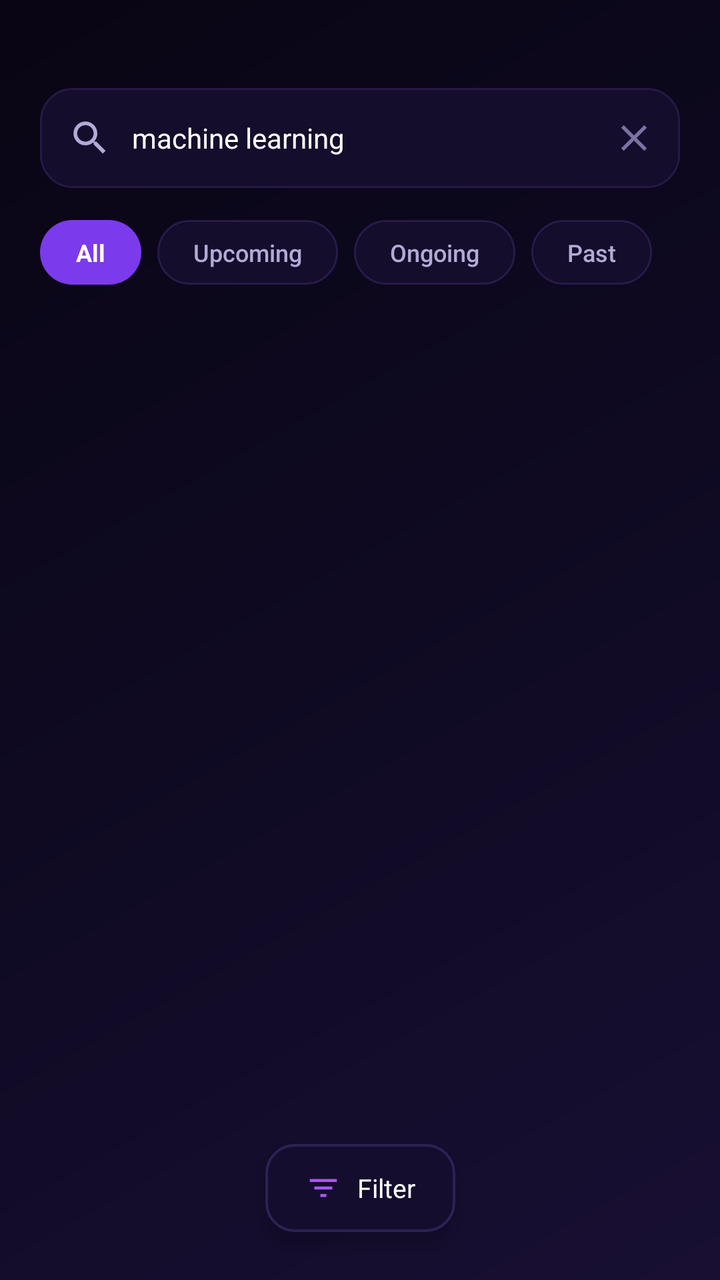
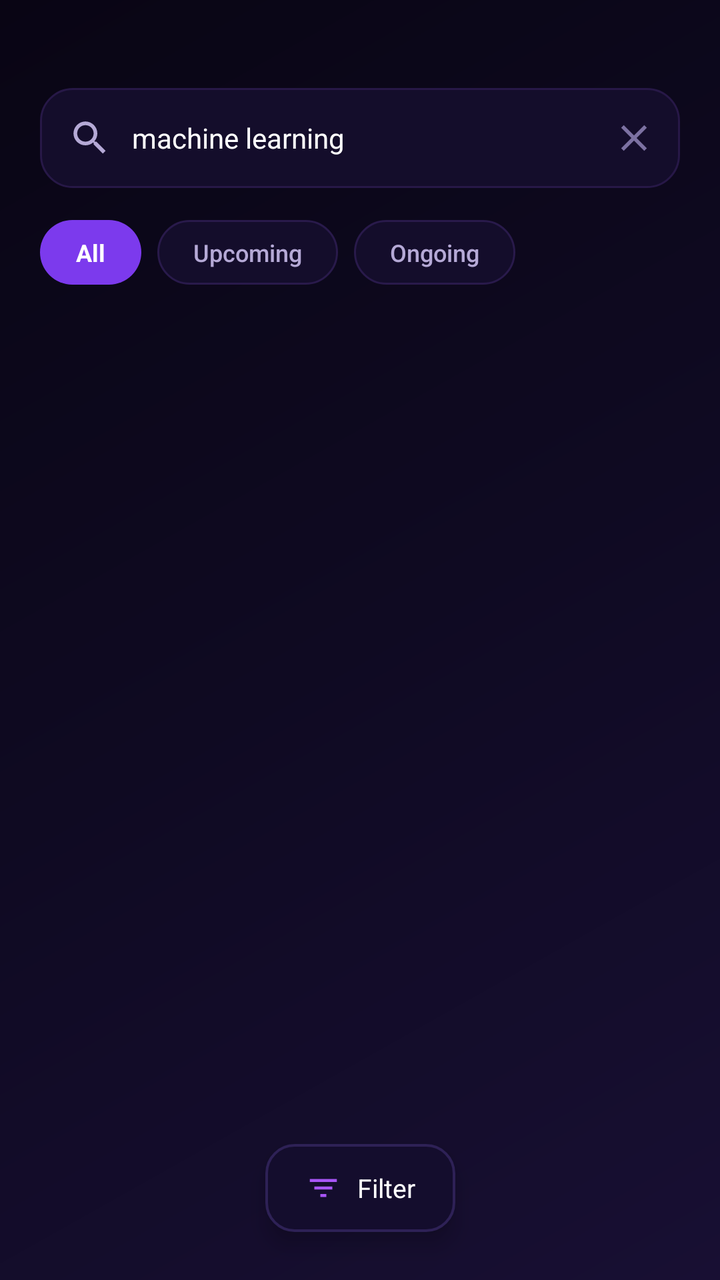

Two renders of the same Android screen: before a commit and after it. Below are the layout's source before the change and the commit's diff.
<!-- AndroidManifest.xml: application theme Theme.PaperPath -->
<!-- res/layout/activity_search.xml -->
<?xml version="1.0" encoding="utf-8"?>
<androidx.constraintlayout.widget.ConstraintLayout xmlns:android="http://schemas.android.com/apk/res/android"
    xmlns:app="http://schemas.android.com/apk/res-auto"
    xmlns:tools="http://schemas.android.com/tools"
    android:id="@+id/searchRoot"
    android:layout_width="match_parent"
    android:layout_height="match_parent"
    android:background="@drawable/bg_dark_gradient">

    
    <LinearLayout
        android:id="@+id/layoutSearchHeader"
        android:layout_width="match_parent"
        android:layout_height="wrap_content"
        android:orientation="vertical"
        android:paddingStart="20dp"
        android:paddingTop="44dp"
        android:paddingEnd="20dp"
        android:paddingBottom="12dp"
        app:layout_constraintEnd_toEndOf="parent"
        app:layout_constraintStart_toStartOf="parent"
        app:layout_constraintTop_toTopOf="parent">

        
        <LinearLayout
            android:layout_width="match_parent"
            android:layout_height="50dp"
            android:background="@drawable/bg_search_bar"
            android:gravity="center_vertical"
            android:orientation="horizontal"
            android:paddingStart="14dp"
            android:paddingEnd="12dp">

            <ImageView
                android:id="@+id/btnSearchBack"
                android:layout_width="22dp"
                android:layout_height="22dp"
                android:contentDescription="@string/cd_back"
                android:src="@drawable/ic_search"
                app:tint="@color/text_secondary" />

            <EditText
                android:id="@+id/etSearchQuery"
                android:layout_width="0dp"
                android:layout_height="match_parent"
                android:layout_marginStart="10dp"
                android:layout_weight="1"
                android:background="@null"
                android:hint="@string/search_conferences_hint"
                android:imeOptions="actionSearch"
                android:inputType="text"
                android:text="machine learning"
                android:textColor="@color/text_white"
                android:textColorHint="@color/text_hint"
                android:textSize="14sp" />

            <ImageView
                android:id="@+id/btnClearSearch"
                android:layout_width="22dp"
                android:layout_height="22dp"
                android:background="?attr/selectableItemBackgroundBorderless"
                android:contentDescription="Clear"
                android:src="@drawable/ic_close"
                app:tint="@color/text_muted" />
        </LinearLayout>

        
        <HorizontalScrollView
            android:layout_width="match_parent"
            android:layout_height="wrap_content"
            android:layout_marginTop="16dp"
            android:scrollbars="none">

            <LinearLayout
                android:layout_width="wrap_content"
                android:layout_height="wrap_content"
                android:orientation="horizontal">

                <TextView
                    android:id="@+id/tabAll"
                    android:layout_width="wrap_content"
                    android:layout_height="wrap_content"
                    android:background="@drawable/bg_tab_pill_active"
                    android:clickable="true"
                    android:focusable="true"
                    android:fontFamily="sans-serif-bold"
                    android:paddingStart="18dp"
                    android:paddingTop="8dp"
                    android:paddingEnd="18dp"
                    android:paddingBottom="8dp"
                    android:text="@string/cat_all"
                    android:textColor="@color/text_white"
                    android:textSize="12sp"
                    android:textStyle="bold" />

                <TextView
                    android:id="@+id/tabUpcoming"
                    android:layout_width="wrap_content"
                    android:layout_height="wrap_content"
                    android:layout_marginStart="8dp"
                    android:background="@drawable/bg_tab_pill_inactive"
                    android:clickable="true"
                    android:focusable="true"
                    android:fontFamily="sans-serif-medium"
                    android:paddingStart="18dp"
                    android:paddingTop="8dp"
                    android:paddingEnd="18dp"
                    android:paddingBottom="8dp"
                    android:text="@string/tab_upcoming"
                    android:textColor="@color/text_secondary"
                    android:textSize="12sp" />

                <TextView
                    android:id="@+id/tabOngoing"
                    android:layout_width="wrap_content"
                    android:layout_height="wrap_content"
                    android:layout_marginStart="8dp"
                    android:background="@drawable/bg_tab_pill_inactive"
                    android:clickable="true"
                    android:focusable="true"
                    android:fontFamily="sans-serif-medium"
                    android:paddingStart="18dp"
                    android:paddingTop="8dp"
                    android:paddingEnd="18dp"
                    android:paddingBottom="8dp"
                    android:text="@string/tab_ongoing"
                    android:textColor="@color/text_secondary"
                    android:textSize="12sp" />

                <TextView
                    android:id="@+id/tabPast"
                    android:layout_width="wrap_content"
                    android:layout_height="wrap_content"
                    android:layout_marginStart="8dp"
                    android:background="@drawable/bg_tab_pill_inactive"
                    android:clickable="true"
                    android:focusable="true"
                    android:fontFamily="sans-serif-medium"
                    android:paddingStart="18dp"
                    android:paddingTop="8dp"
                    android:paddingEnd="18dp"
                    android:paddingBottom="8dp"
                    android:text="@string/tab_past"
                    android:textColor="@color/text_secondary"
                    android:textSize="12sp" />

            </LinearLayout>
        </HorizontalScrollView>

    </LinearLayout>

    
    <androidx.recyclerview.widget.RecyclerView
        android:id="@+id/rvSearchResults"
        android:layout_width="match_parent"
        android:layout_height="0dp"
        android:clipToPadding="false"
        android:paddingStart="20dp"
        android:paddingTop="6dp"
        android:paddingEnd="20dp"
        android:paddingBottom="80dp"
        app:layout_constraintBottom_toBottomOf="parent"
        app:layout_constraintTop_toBottomOf="@+id/layoutSearchHeader"
        tools:listitem="@layout/item_search_conference" />

    
    <LinearLayout
        android:id="@+id/btnFloatingFilter"
        android:layout_width="wrap_content"
        android:layout_height="44dp"
        android:layout_marginBottom="24dp"
        android:background="@drawable/bg_btn_google"
        android:clickable="true"
        android:elevation="6dp"
        android:focusable="true"
        android:gravity="center"
        android:orientation="horizontal"
        android:paddingStart="20dp"
        android:paddingEnd="20dp"
        app:layout_constraintBottom_toBottomOf="parent"
        app:layout_constraintEnd_toEndOf="parent"
        app:layout_constraintStart_toStartOf="parent">

        <ImageView
            android:layout_width="18dp"
            android:layout_height="18dp"
            android:contentDescription="@string/cd_filter"
            android:src="@drawable/ic_filter"
            app:tint="@color/gradient_purple_start" />

        <TextView
            android:layout_width="wrap_content"
            android:layout_height="wrap_content"
            android:layout_marginStart="8dp"
            android:fontFamily="sans-serif-bold"
            android:text="@string/filter_action"
            android:textColor="@color/text_white"
            android:textSize="13sp" />
    </LinearLayout>

</androidx.constraintlayout.widget.ConstraintLayout>
<!-- res/layout/item_search_conference.xml (included above) -->
<?xml version="1.0" encoding="utf-8"?>
<com.google.android.material.card.MaterialCardView xmlns:android="http://schemas.android.com/apk/res/android"
    xmlns:app="http://schemas.android.com/apk/res-auto"
    xmlns:tools="http://schemas.android.com/tools"
    android:id="@+id/cardSearchItem"
    android:layout_width="match_parent"
    android:layout_height="wrap_content"
    android:layout_marginBottom="12dp"
    android:clickable="true"
    android:focusable="true"
    app:cardBackgroundColor="@color/bg_card_dark"
    app:cardCornerRadius="16dp"
    app:cardElevation="0dp"
    app:strokeColor="@color/stroke_card"
    app:strokeWidth="1dp">

    <androidx.constraintlayout.widget.ConstraintLayout
        android:layout_width="match_parent"
        android:layout_height="wrap_content"
        android:padding="14dp">

        
        <FrameLayout
            android:id="@+id/layoutLogoContainer"
            android:layout_width="48dp"
            android:layout_height="48dp"
            android:background="@drawable/bg_conf_logo_circle"
            app:layout_constraintStart_toStartOf="parent"
            app:layout_constraintTop_toTopOf="parent">

            <TextView
                android:id="@+id/tvLogoAcronym"
                android:layout_width="wrap_content"
                android:layout_height="wrap_content"
                android:layout_gravity="center"
                android:fontFamily="sans-serif-black"
                android:text="NeurIPS"
                android:textColor="@color/text_white"
                android:textSize="9sp"
                android:textStyle="bold" />
        </FrameLayout>

        
        <TextView
            android:id="@+id/tvSearchItemTitle"
            android:layout_width="0dp"
            android:layout_height="wrap_content"
            android:layout_marginStart="14dp"
            android:layout_marginEnd="8dp"
            android:fontFamily="sans-serif-bold"
            android:text="NeurIPS 2025"
            android:textColor="@color/text_white"
            android:textSize="15sp"
            android:textStyle="bold"
            app:layout_constraintEnd_toStartOf="@+id/ivSearchBookmark"
            app:layout_constraintStart_toEndOf="@+id/layoutLogoContainer"
            app:layout_constraintTop_toTopOf="@+id/layoutLogoContainer" />

        
        <ImageView
            android:id="@+id/ivSearchBookmark"
            android:layout_width="30dp"
            android:layout_height="30dp"
            android:background="?attr/selectableItemBackgroundBorderless"
            android:contentDescription="@string/cd_bookmark"
            android:padding="4dp"
            android:src="@drawable/ic_bookmark_ribbon"
            app:layout_constraintEnd_toEndOf="parent"
            app:layout_constraintTop_toTopOf="parent"
            app:tint="@color/text_secondary" />

        
        <LinearLayout
            android:id="@+id/layoutSearchMeta"
            android:layout_width="0dp"
            android:layout_height="wrap_content"
            android:layout_marginTop="5dp"
            android:gravity="center_vertical"
            android:orientation="horizontal"
            app:layout_constraintEnd_toEndOf="parent"
            app:layout_constraintStart_toStartOf="@+id/tvSearchItemTitle"
            app:layout_constraintTop_toBottomOf="@+id/tvSearchItemTitle">

            <ImageView
                android:layout_width="12dp"
                android:layout_height="12dp"
                android:contentDescription="@null"
                android:src="@drawable/ic_calendar"
                app:tint="@color/text_secondary" />

            <TextView
                android:id="@+id/tvSearchDates"
                android:layout_width="wrap_content"
                android:layout_height="wrap_content"
                android:layout_marginStart="4dp"
                android:fontFamily="sans-serif"
                android:text="Dec 9 - 15, 2025"
                android:textColor="@color/text_secondary"
                android:textSize="11sp" />

            <TextView
                android:layout_width="wrap_content"
                android:layout_height="wrap_content"
                android:layout_marginStart="6dp"
                android:layout_marginEnd="6dp"
                android:text="|"
                android:textColor="@color/text_muted"
                android:textSize="11sp" />

            <TextView
                android:id="@+id/tvSearchVenue"
                android:layout_width="0dp"
                android:layout_height="wrap_content"
                android:layout_weight="1"
                android:ellipsize="end"
                android:fontFamily="sans-serif"
                android:maxLines="1"
                android:text="San Diego, USA"
                android:textColor="@color/text_secondary"
                android:textSize="11sp" />
        </LinearLayout>

        
        <LinearLayout
            android:id="@+id/layoutSearchTags"
            android:layout_width="0dp"
            android:layout_height="wrap_content"
            android:layout_marginTop="10dp"
            android:orientation="horizontal"
            app:layout_constraintEnd_toEndOf="parent"
            app:layout_constraintStart_toStartOf="@+id/tvSearchItemTitle"
            app:layout_constraintTop_toBottomOf="@+id/layoutSearchMeta">

            <TextView
                android:id="@+id/tvSearchTag1"
                android:layout_width="wrap_content"
                android:layout_height="wrap_content"
                android:background="@drawable/bg_tag_pill"
                android:fontFamily="sans-serif-medium"
                android:paddingStart="9dp"
                android:paddingTop="3dp"
                android:paddingEnd="9dp"
                android:paddingBottom="3dp"
                android:text="Machine Learning"
                android:textColor="@color/text_secondary"
                android:textSize="10sp" />

            <TextView
                android:id="@+id/tvSearchTag2"
                android:layout_width="wrap_content"
                android:layout_height="wrap_content"
                android:layout_marginStart="6dp"
                android:background="@drawable/bg_tag_pill"
                android:fontFamily="sans-serif-medium"
                android:paddingStart="9dp"
                android:paddingTop="3dp"
                android:paddingEnd="9dp"
                android:paddingBottom="3dp"
                android:text="AI"
                android:textColor="@color/text_secondary"
                android:textSize="10sp" />

            <TextView
                android:id="@+id/tvSearchTag3"
                android:layout_width="wrap_content"
                android:layout_height="wrap_content"
                android:layout_marginStart="6dp"
                android:background="@drawable/bg_tag_pill"
                android:fontFamily="sans-serif-medium"
                android:paddingStart="9dp"
                android:paddingTop="3dp"
                android:paddingEnd="9dp"
                android:paddingBottom="3dp"
                android:text="Deep Learning"
                android:textColor="@color/text_secondary"
                android:textSize="10sp" />
        </LinearLayout>

    </androidx.constraintlayout.widget.ConstraintLayout>

</com.google.android.material.card.MaterialCardView>
<!-- resources referenced by this layout -->
<resources>
  <color name="bg_card_dark">#16102E</color>
  <color name="gradient_purple_start">#A855F7</color>
  <color name="stroke_card">#2B1F4F</color>
  <color name="text_hint">#5B507F</color>
  <color name="text_muted">#7C71A2</color>
  <color name="text_secondary">#B5A9D6</color>
  <color name="text_white">#FFFFFF</color>
  <!-- drawable bg_conf_logo_circle (drawable) -->
  <?xml version="1.0" encoding="utf-8"?>
  <shape xmlns:android="http://schemas.android.com/apk/res/android"
      android:shape="oval">
      <solid android:color="#1A1137" />
      <stroke
          android:width="1.5dp"
          android:color="#3A2466" />
  </shape>
  <!-- drawable bg_dark_gradient (drawable) -->
  <?xml version="1.0" encoding="utf-8"?>
  <shape xmlns:android="http://schemas.android.com/apk/res/android">
      <gradient
          android:angle="135"
          android:startColor="#180F33"
          android:centerColor="#0F0A22"
          android:endColor="#090514"
          android:type="linear" />
  </shape>
  <!-- drawable bg_search_bar (drawable) -->
  <?xml version="1.0" encoding="utf-8"?>
  <shape xmlns:android="http://schemas.android.com/apk/res/android"
      android:shape="rectangle">
      <solid android:color="#140D2B" />
      <stroke
          android:width="1dp"
          android:color="#271847" />
      <corners android:radius="16dp" />
  </shape>
  <!-- drawable bg_tab_pill_active (drawable) -->
  <?xml version="1.0" encoding="utf-8"?>
  <shape xmlns:android="http://schemas.android.com/apk/res/android"
      android:shape="rectangle">
      <solid android:color="#7C3AED" />
      <corners android:radius="20dp" />
  </shape>
  <!-- drawable bg_tab_pill_inactive (drawable) -->
  <?xml version="1.0" encoding="utf-8"?>
  <shape xmlns:android="http://schemas.android.com/apk/res/android"
      android:shape="rectangle">
      <solid android:color="#140D2B" />
      <stroke
          android:width="1dp"
          android:color="#291A4B" />
      <corners android:radius="20dp" />
  </shape>
  <!-- drawable bg_tag_pill (drawable) -->
  <?xml version="1.0" encoding="utf-8"?>
  <shape xmlns:android="http://schemas.android.com/apk/res/android"
      android:shape="rectangle">
      <solid android:color="#1D123C" />
      <stroke
          android:width="1dp"
          android:color="#3A2367" />
      <corners android:radius="14dp" />
  </shape>
  <!-- drawable ic_close (drawable) -->
  <vector xmlns:android="http://schemas.android.com/apk/res/android"
      android:width="24dp"
      android:height="24dp"
      android:viewportWidth="24"
      android:viewportHeight="24">
      <path
          android:fillColor="@color/text_muted"
          android:pathData="M19,6.41L17.59,5 12,10.59 6.41,5 5,6.41 10.59,12 5,17.59 6.41,19 12,13.41 17.59,19 19,17.59 13.41,12z" />
  </vector>
  <!-- drawable ic_filter (drawable) -->
  <vector xmlns:android="http://schemas.android.com/apk/res/android"
      android:width="24dp"
      android:height="24dp"
      android:viewportWidth="24"
      android:viewportHeight="24">
      <path
          android:fillColor="@color/gradient_purple_start"
          android:pathData="M10,18h4v-2h-4v2zM3,6v2h18V6H3zm3,7h12v-2H6v2z" />
  </vector>
  <string name="cat_all">All</string>
  <string name="cd_back">Back</string>
  <string name="cd_bookmark">Bookmark</string>
  <string name="cd_filter">Filter</string>
  <string name="filter_action">Filter</string>
  <string name="search_conferences_hint">Search conferences...</string>
  <string name="tab_ongoing">Ongoing</string>
  <string name="tab_past">Past</string>
  <string name="tab_upcoming">Upcoming</string>
  <style name="Theme.PaperPath" parent="Base.Theme.PaperPath" />
  <color name="dark_blue_primary">#090514</color>
  <color name="accent_electric_purple">#9333EA</color>
  <color name="gradient_blue_end">#3B82F6</color>
  <color name="accent_vibrant_blue">#2563EB</color>
  <color name="bg_space_dark">#090514</color>
  <color name="bg_bottom_nav">#0D0820</color>
  <!-- unchanged entries left out for length: 5 -->
</resources>

<!-- the commit's change to res/layout/activity_search.xml (unified diff, before → after) -->
@@ -124,23 +124,6 @@
                     android:paddingEnd="18dp"
                     android:paddingBottom="8dp"
                     android:text="@string/tab_ongoing"
-                    android:textColor="@color/text_secondary"
-                    android:textSize="12sp" />
-
-                <TextView
-                    android:id="@+id/tabPast"
-                    android:layout_width="wrap_content"
-                    android:layout_height="wrap_content"
-                    android:layout_marginStart="8dp"
-                    android:background="@drawable/bg_tab_pill_inactive"
-                    android:clickable="true"
-                    android:focusable="true"
-                    android:fontFamily="sans-serif-medium"
-                    android:paddingStart="18dp"
-                    android:paddingTop="8dp"
-                    android:paddingEnd="18dp"
-                    android:paddingBottom="8dp"
-                    android:text="@string/tab_past"
                     android:textColor="@color/text_secondary"
                     android:textSize="12sp" />
 
<!-- resource entries referenced after the edit -->
@@ -90,7 +90,6 @@
   <string name="filter_action">Filter</string>
   <string name="search_conferences_hint">Search conferences...</string>
   <string name="tab_ongoing">Ongoing</string>
-  <string name="tab_past">Past</string>
   <string name="tab_upcoming">Upcoming</string>
   <style name="Theme.PaperPath" parent="Base.Theme.PaperPath" />
   <color name="dark_blue_primary">#090514</color>
